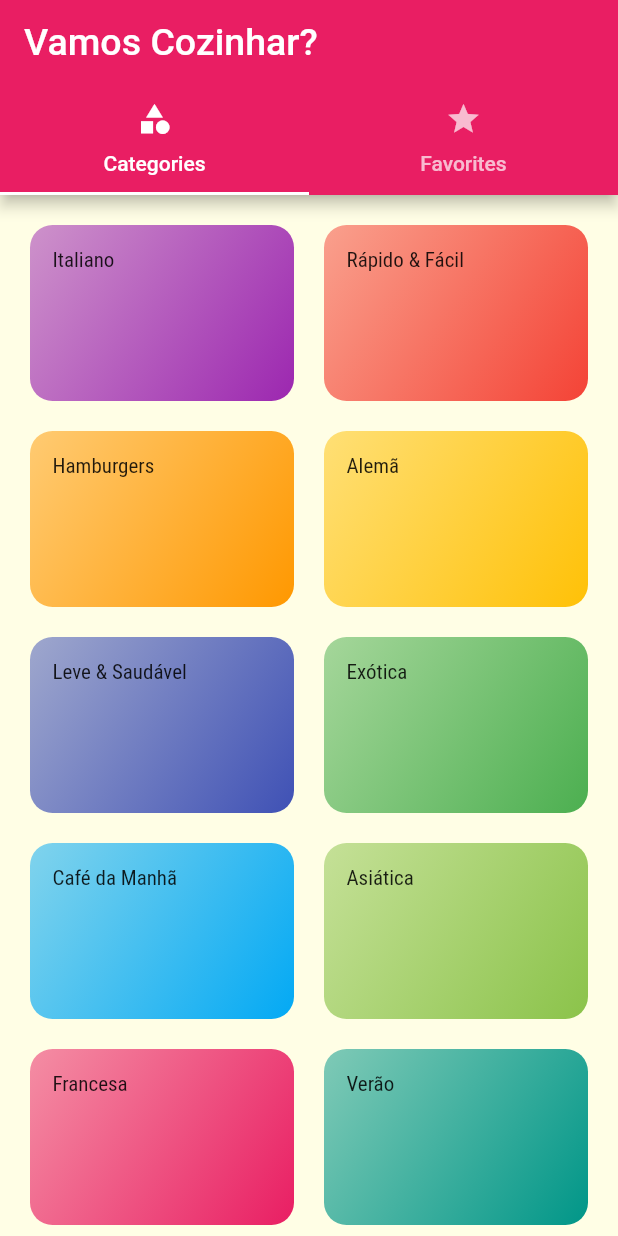
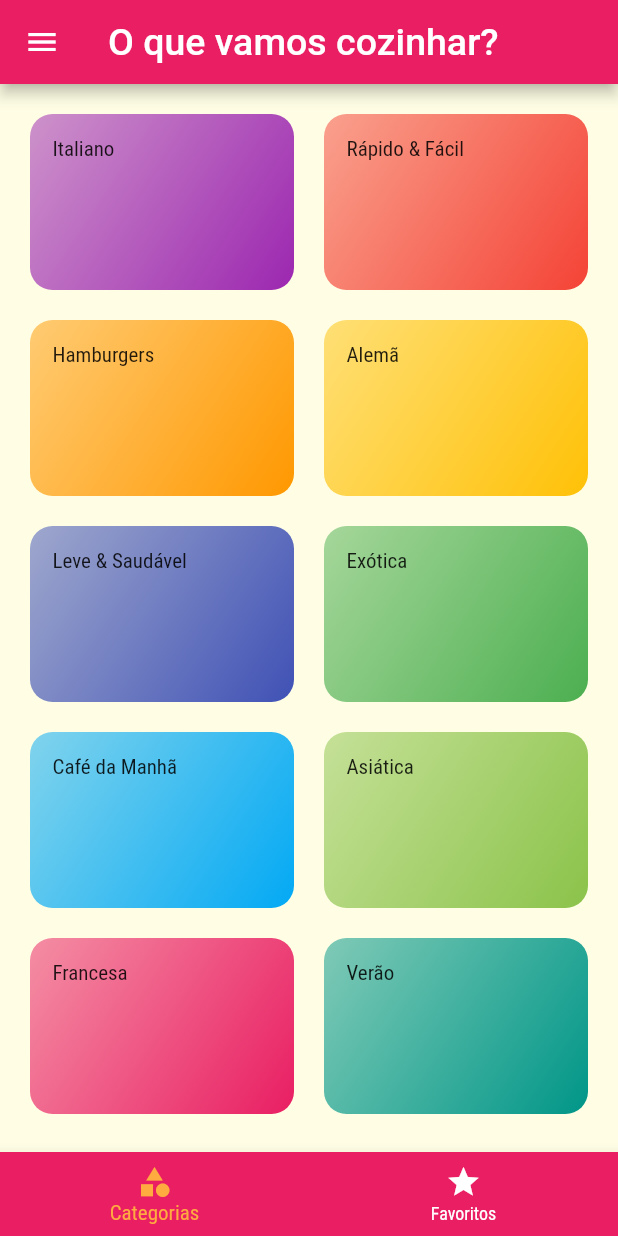
Before and after one commit to GabrielMerigo/meals_app, a Flutter app: the screen it shows after launch, on a phone screen of 412 x 824 dp. Run offline on Flutter 3.47's test engine with Material 2 defaults, Android fonts, the phone set to English and light mode, and no system bars; Roboto replaces fonts that are missing (Raleway).

Commit message:
creating accs

```diff
--- /dev/null
+++ b/lib/components/main_drawer.dart
@@ -0,0 +1,11 @@
+import 'package:flutter/material.dart';
+import 'package:flutter/widgets.dart';
+
+class MainDrawer extends StatelessWidget {
+  @override
+  Widget build(BuildContext context) {
+    return Drawer(
+      child: Column(children: [Container(child: Text('Vamos Cozinhar?'))]),
+    );
+  }
+}
--- a/lib/main.dart
+++ b/lib/main.dart
@@ -3,7 +3,6 @@ import 'package:meals_app/screens/meal_details_screen.dart';
 
 import 'screens/tabs_screen.dart';
 import 'screens/categories_meals_screen.dart';
-import 'screens/categories_screen.dart';
 import 'utils/app_routes.dart';
 
 void main() => runApp(MyApp());
@@ -26,7 +25,7 @@ class MyApp extends StatelessWidget {
         ),
       ),
       routes: {
-        AppRoutes.HOME: (ctx) => TabsScreen(),
+        AppRoutes.HOME: (ctx) => const TabsScreen(),
         AppRoutes.CATEGORIES_MEALS: (ctx) => CategoriesMealsScreen(),
         AppRoutes.MEAL_DETAILS: (ctx) => MealDetailsScreen()
       },
--- a/lib/screens/favorite_screen.dart
+++ b/lib/screens/favorite_screen.dart
@@ -1,9 +1,11 @@
 import 'package:flutter/material.dart';
 
 class FavoriteScreen extends StatelessWidget {
+  const FavoriteScreen({super.key});
+
   @override
   Widget build(BuildContext context) {
-    return Center(
+    return const Center(
       child: Text('Minhas Refeições favoritas'),
     );
   }
--- a/lib/screens/meal_details_screen.dart
+++ b/lib/screens/meal_details_screen.dart
@@ -50,7 +50,7 @@ class MealDetailsScreen extends StatelessWidget {
       body: SingleChildScrollView(
         child: Column(
           children: [
-            Container(
+            SizedBox(
               height: 300,
               width: double.infinity,
               child: Image.network(meal.imageUrl, fit: BoxFit.cover),
--- a/lib/screens/tabs_screen.dart
+++ b/lib/screens/tabs_screen.dart
@@ -1,36 +1,56 @@
 import 'package:flutter/material.dart';
+import 'package:meals_app/screens/categories_screen.dart';
+import 'package:meals_app/screens/favorite_screen.dart';
 
-import 'categories_screen.dart';
-import 'favorite_screen.dart';
-
-class TabsScreen extends StatelessWidget {
+class TabsScreen extends StatefulWidget {
   const TabsScreen({super.key});
 
   @override
+  State<TabsScreen> createState() => _TabsScreenState();
+}
+
+class Screen {
+  final String title;
+  final Widget screen;
+
+  const Screen(this.title, this.screen);
+}
+
+class _TabsScreenState extends State<TabsScreen> {
+  int _selectedScreenIndex = 0;
+
+  final List<Screen> _screens = [
+    Screen('O que vamos cozinhar?', CategoriesScreen()),
+    const Screen('Meus Favoritos', FavoriteScreen()),
+  ];
+
+  _selectScreen(int index) {
+    setState(() {
+      _selectedScreenIndex = index;
+    });
+  }
+
+  @override
   Widget build(BuildContext context) {
-    return DefaultTabController(
-      length: 2,
-      child: Scaffold(
-        appBar: AppBar(
-          title: const Text('Vamos Cozinhar?'),
-          bottom: const TabBar(
-            tabs: [
-              Tab(
-                icon: Icon(Icons.category),
-                text: 'Categories',
-              ),
-              Tab(
-                icon: Icon(Icons.star),
-                text: 'Favorites',
-              ),
-            ],
-          ),
-        ),
-        body: TabBarView(children: [
-          CategoriesScreen(),
-          FavoriteScreen(),
-        ]),
+    debugPrint('test');
+
+    return Scaffold(
+      appBar: AppBar(
+        title: Text(_screens[_selectedScreenIndex].title),
       ),
+      body: _screens[_selectedScreenIndex].screen,
+      drawer: const Drawer(child: Text('Drawer')),
+      bottomNavigationBar: BottomNavigationBar(
+          onTap: _selectScreen,
+          backgroundColor: Theme.of(context).primaryColor,
+          unselectedItemColor: Colors.white,
+          selectedItemColor: Theme.of(context).highlightColor,
+          currentIndex: _selectedScreenIndex,
+          items: const [
+            BottomNavigationBarItem(
+                icon: Icon(Icons.category), label: 'Categorias'),
+            BottomNavigationBarItem(icon: Icon(Icons.star), label: 'Favoritos'),
+          ]),
     );
   }
 }
--- a/pubspec.yaml
+++ b/pubspec.yaml
@@ -45,6 +45,7 @@ dev_dependencies:
   # package. See that file for information about deactivating specific lint
   # rules and activating additional ones.
   flutter_lints: ^2.0.0
+  lints: ^2.1.1
 
 # For information on the generic Dart part of this file, see the
 # following page: https://dart.dev/tools/pub/pubspec
```
Also changed, not shown: pubspec.lock, 1 other file.
